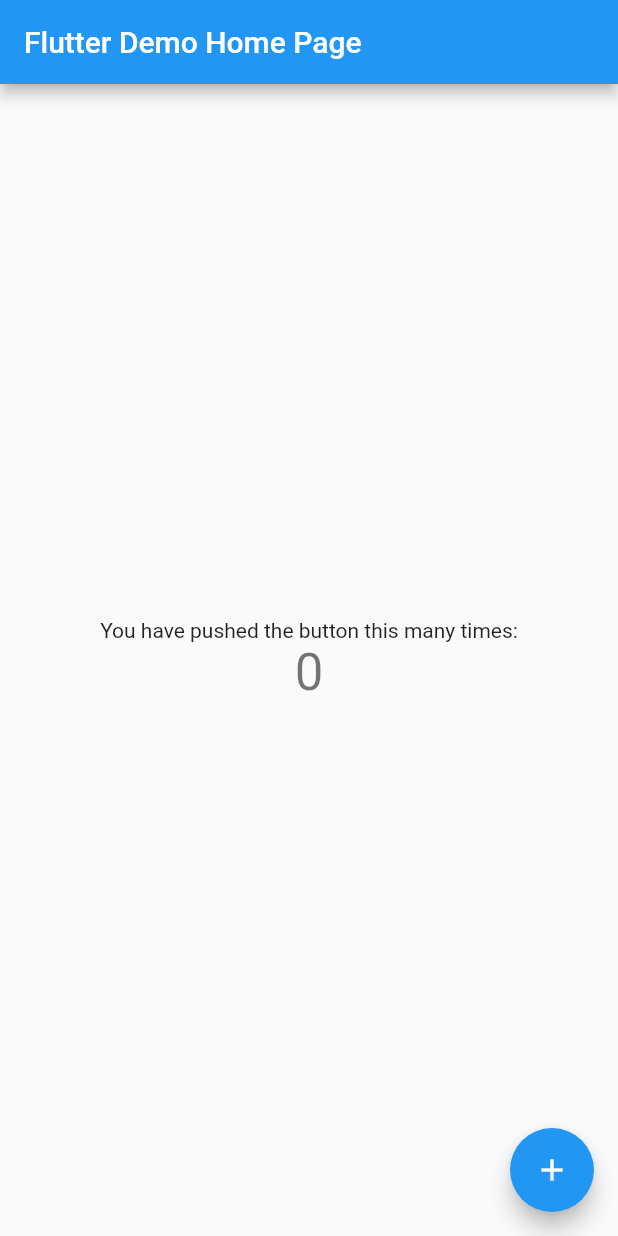
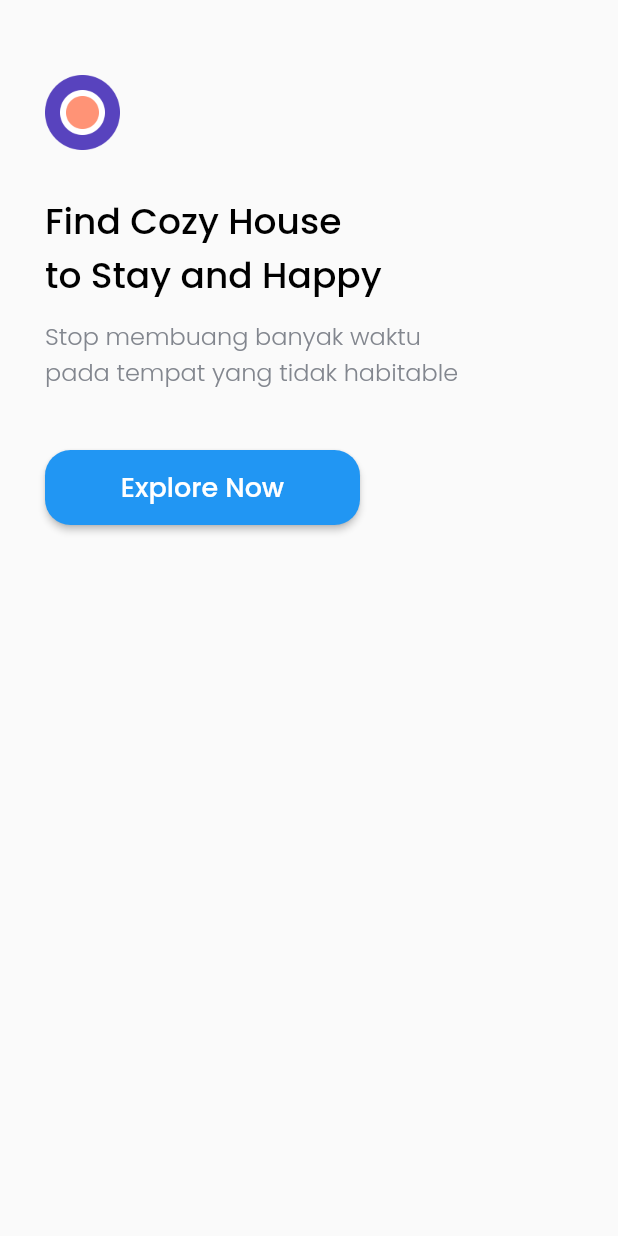
Before and after one commit to BennoAlif/cozy, a Flutter app: the screen it shows after launch, on a phone screen of 412 x 824 dp. Run offline on Flutter 3.47's test engine with Material 2 defaults, Android fonts, the phone set to English and light mode, and no system bars; our stand-ins replace google_fonts.

Commit message:
[Splash Page] Header

```diff
--- a/lib/main.dart
+++ b/lib/main.dart
@@ -1,3 +1,4 @@
+import 'package:bwa_cozy/pages/splash_page.dart';
 import 'package:flutter/material.dart';
 
 void main() {
@@ -7,109 +8,10 @@ void main() {
 class MyApp extends StatelessWidget {
   const MyApp({Key? key}) : super(key: key);
 
-  // This widget is the root of your application.
   @override
   Widget build(BuildContext context) {
-    return MaterialApp(
-      title: 'Flutter Demo',
-      theme: ThemeData(
-        // This is the theme of your application.
-        //
-        // Try running your application with "flutter run". You'll see the
-        // application has a blue toolbar. Then, without quitting the app, try
-        // changing the primarySwatch below to Colors.green and then invoke
-        // "hot reload" (press "r" in the console where you ran "flutter run",
-        // or simply save your changes to "hot reload" in a Flutter IDE).
-        // Notice that the counter didn't reset back to zero; the application
-        // is not restarted.
-        primarySwatch: Colors.blue,
-      ),
-      home: const MyHomePage(title: 'Flutter Demo Home Page'),
+    return const MaterialApp(
+      home: SplashPage(),
     );
   }
 }
-
-class MyHomePage extends StatefulWidget {
-  const MyHomePage({Key? key, required this.title}) : super(key: key);
-
-  // This widget is the home page of your application. It is stateful, meaning
-  // that it has a State object (defined below) that contains fields that affect
-  // how it looks.
-
-  // This class is the configuration for the state. It holds the values (in this
-  // case the title) provided by the parent (in this case the App widget) and
-  // used by the build method of the State. Fields in a Widget subclass are
-  // always marked "final".
-
-  final String title;
-
-  @override
-  State<MyHomePage> createState() => _MyHomePageState();
-}
-
-class _MyHomePageState extends State<MyHomePage> {
-  int _counter = 0;
-
-  void _incrementCounter() {
-    setState(() {
-      // This call to setState tells the Flutter framework that something has
-      // changed in this State, which causes it to rerun the build method below
-      // so that the display can reflect the updated values. If we changed
-      // _counter without calling setState(), then the build method would not be
-      // called again, and so nothing would appear to happen.
-      _counter++;
-    });
-  }
-
-  @override
-  Widget build(BuildContext context) {
-    // This method is rerun every time setState is called, for instance as done
-    // by the _incrementCounter method above.
-    //
-    // The Flutter framework has been optimized to make rerunning build methods
-    // fast, so that you can just rebuild anything that needs updating rather
-    // than having to individually change instances of widgets.
-    return Scaffold(
-      appBar: AppBar(
-        // Here we take the value from the MyHomePage object that was created by
-        // the App.build method, and use it to set our appbar title.
-        title: Text(widget.title),
-      ),
-      body: Center(
-        // Center is a layout widget. It takes a single child and positions it
-        // in the middle of the parent.
-        child: Column(
-          // Column is also a layout widget. It takes a list of children and
-          // arranges them vertically. By default, it sizes itself to fit its
-          // children horizontally, and tries to be as tall as its parent.
-          //
-          // Invoke "debug painting" (press "p" in the console, choose the
-          // "Toggle Debug Paint" action from the Flutter Inspector in Android
-          // Studio, or the "Toggle Debug Paint" command in Visual Studio Code)
-          // to see the wireframe for each widget.
-          //
-          // Column has various properties to control how it sizes itself and
-          // how it positions its children. Here we use mainAxisAlignment to
-          // center the children vertically; the main axis here is the vertical
-          // axis because Columns are vertical (the cross axis would be
-          // horizontal).
-          mainAxisAlignment: MainAxisAlignment.center,
-          children: <Widget>[
-            const Text(
-              'You have pushed the button this many times:',
-            ),
-            Text(
-              '$_counter',
-              style: Theme.of(context).textTheme.headline4,
-            ),
-          ],
-        ),
-      ),
-      floatingActionButton: FloatingActionButton(
-        onPressed: _incrementCounter,
-        tooltip: 'Increment',
-        child: const Icon(Icons.add),
-      ), // This trailing comma makes auto-formatting nicer for build methods.
-    );
-  }
-}
--- /dev/null
+++ b/lib/pages/splash_page.dart
@@ -0,0 +1,71 @@
+import 'package:bwa_cozy/theme.dart';
+import 'package:flutter/material.dart';
+
+class SplashPage extends StatelessWidget {
+  const SplashPage({Key? key}) : super(key: key);
+
+  @override
+  Widget build(BuildContext context) {
+    return Scaffold(
+      body: SafeArea(
+        child: Padding(
+          padding: const EdgeInsets.only(
+            top: 50,
+            left: 30,
+          ),
+          child: Column(
+            crossAxisAlignment: CrossAxisAlignment.start,
+            children: [
+              Container(
+                height: 50,
+                width: 50,
+                decoration: const BoxDecoration(
+                  image: DecorationImage(
+                    image: AssetImage('assets/logo.png'),
+                  ),
+                ),
+              ),
+              const SizedBox(
+                height: 30,
+              ),
+              Text(
+                "Find Cozy House\nto Stay and Happy",
+                style: blackTextStyle.copyWith(
+                  fontSize: 24,
+                ),
+              ),
+              const SizedBox(
+                height: 10,
+              ),
+              Text(
+                "Stop membuang banyak waktu\npada tempat yang tidak habitable",
+                style: greyTextStyle.copyWith(
+                  fontSize: 16,
+                ),
+              ),
+              const SizedBox(
+                height: 40,
+              ),
+              SizedBox(
+                width: 210,
+                height: 50,
+                child: ElevatedButton(
+                  onPressed: () {},
+                  style: ElevatedButton.styleFrom(
+                    shape: RoundedRectangleBorder(
+                      borderRadius: BorderRadius.circular(17),
+                    ),
+                  ),
+                  child: Text(
+                    "Explore Now",
+                    style: whiteTextStyle.copyWith(fontSize: 18),
+                  ),
+                ),
+              )
+            ],
+          ),
+        ),
+      ),
+    );
+  }
+}
```
